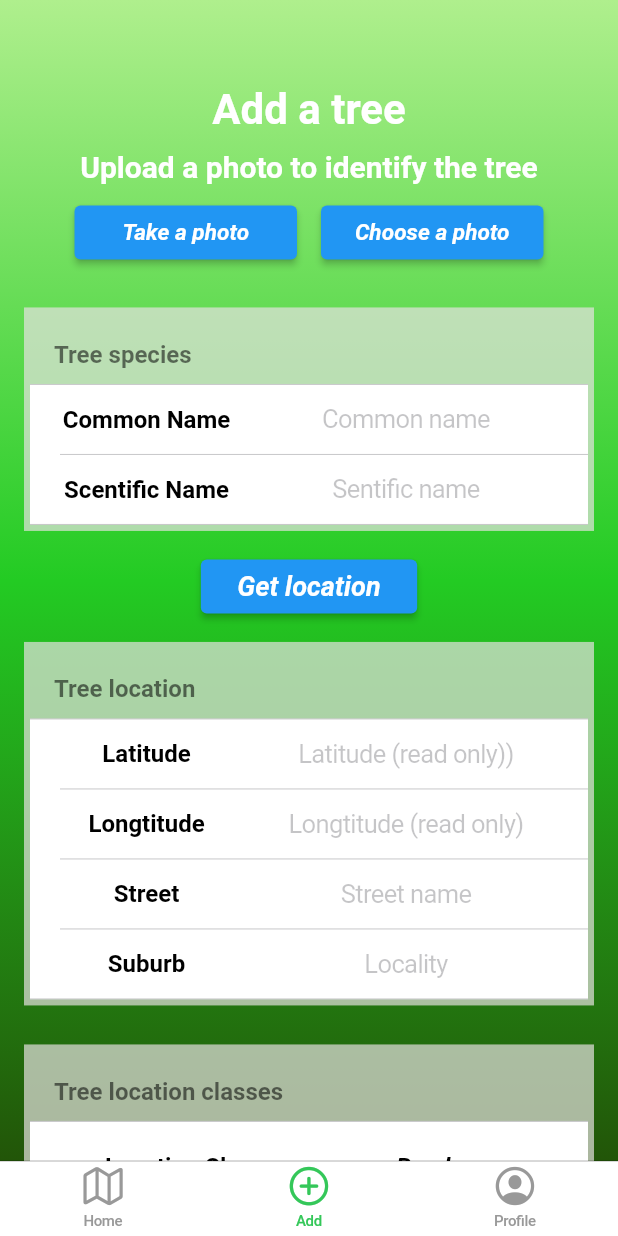
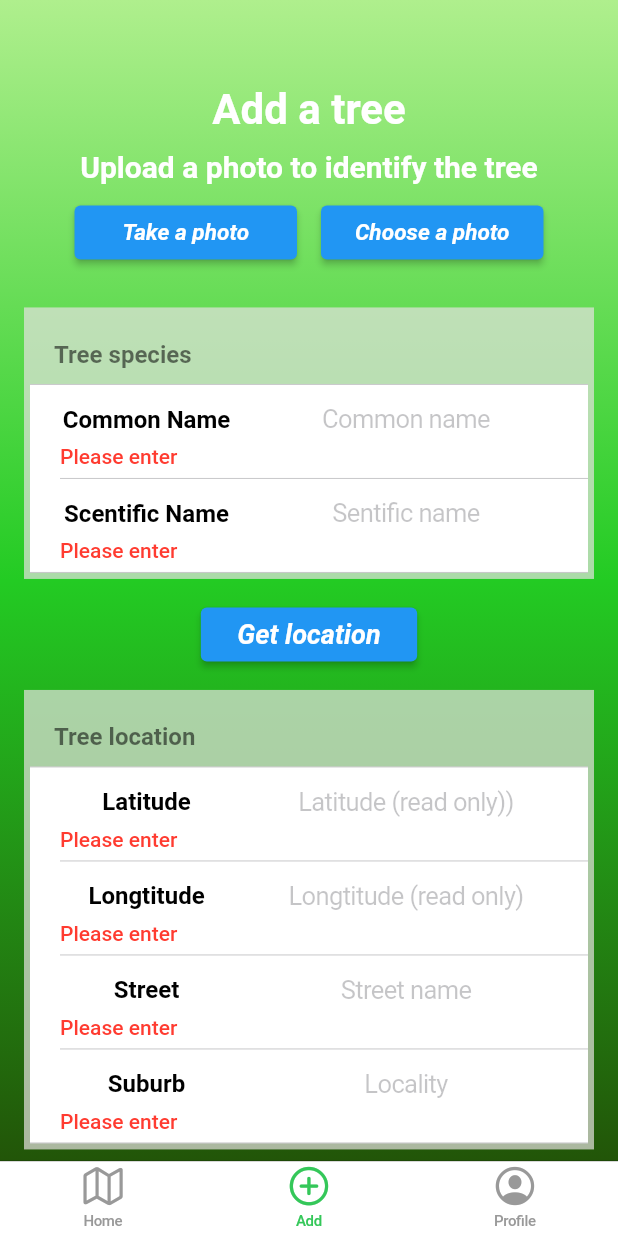
Before and after one commit to billzhao1030/Urban-Forest, a Flutter app: the HomeScreen screen opened directly, on a phone screen of 412 x 824 dp. Run offline on Flutter 3.47's test engine with Material 2 defaults, Android fonts, the phone set to English and light mode, and no system bars; our stand-ins replace animated_splash_screen, camera, cloud_firestore, firebase_auth, firebase_core, flutter_map and 6 more; accounts and stored records are empty.

Commit message:
fix some warnings

```diff
--- a/lib/provider/form_request.dart
+++ b/lib/provider/form_request.dart
@@ -1,3 +1,5 @@
+// ignore_for_file: non_constant_identifier_names
+
 class TreeRequest {
   // request type and attribute
   bool isAdd = true;
--- a/lib/reusable_widgets/reusable_methods.dart
+++ b/lib/reusable_widgets/reusable_methods.dart
@@ -1,3 +1,5 @@
+import 'dart:developer';
+
 import 'package:flutter/material.dart';
 import 'package:urban_forest/reusable_widgets/reusable_wiget.dart';
 
@@ -39,7 +41,24 @@ void showError(BuildContext context, String message, double paddingBottom) {
   try {
     ScaffoldMessenger.of(context).showSnackBar(snackBarHint(message, b: paddingBottom));
   } catch(e) {
-    print(e.toString());
+    log(e.toString());
   }
+}
 
+// the form text in cupertino
+DefaultTextStyle formText(String text, {
+  double fontsize = 20,
+  FontStyle fontStyle = FontStyle.normal,
+  Color fontColor = Colors.white
+  }) {
+  return DefaultTextStyle(
+    textAlign: TextAlign.center,
+    style: TextStyle(
+      color: fontColor,
+      fontSize: fontsize,
+      fontWeight: FontWeight.bold,
+      fontStyle: fontStyle,
+    ),
+    child: Text(text),
+  );
 }
--- a/lib/utils/string_validate.dart
+++ b/lib/utils/string_validate.dart
@@ -1,3 +1,5 @@
+
+// ignore_for_file: non_constant_identifier_names
 
 // extension of regex expression match
 extension ValidateString on String {
--- a/lib/view/main_function/home_screen.dart
+++ b/lib/view/main_function/home_screen.dart
@@ -1,11 +1,8 @@
-import 'dart:async';
 
 import 'package:firebase_auth/firebase_auth.dart';
 import 'package:flutter/cupertino.dart';
 import 'package:flutter/material.dart';
 import 'package:urban_forest/provider/user.dart';
-import 'package:urban_forest/reusable_widgets/reusable_methods.dart';
-import 'package:urban_forest/utils/debug_format.dart';
 import 'package:urban_forest/utils/reference.dart';
 import 'package:urban_forest/view/account/sign_in.dart';
 import 'package:urban_forest/view/main_function/tree_form.dart/add_tree.dart';
--- a/lib/view/main_function/tree_form.dart/add_tree.dart
+++ b/lib/view/main_function/tree_form.dart/add_tree.dart
@@ -1,5 +1,4 @@
 import 'dart:convert';
-import 'dart:developer';
 
 import 'package:camera/camera.dart';
 import 'package:flutter/cupertino.dart';
@@ -8,17 +7,14 @@ import 'package:flutter/material.dart';
 import 'package:http/http.dart';
 import 'package:image_picker/image_picker.dart';
 import 'package:urban_forest/provider/ai_response.dart';
-import 'package:urban_forest/provider/form_request.dart';
 import 'package:urban_forest/reusable_widgets/reusable_methods.dart';
 import 'package:urban_forest/utils/debug_format.dart';
 
 import 'package:geolocator/geolocator.dart';
 import 'package:geocoding/geocoding.dart';
 import 'package:urban_forest/view/main_function/take_picture.dart';
-import 'package:urban_forest/view/main_function/tree_form.dart/confirm_submission.dart';
 import 'package:urban_forest/view_model/form_validation.dart';
 
-import '../../../utils/color_utils.dart';
 import '../../../utils/reference.dart';
 
 class AddTree extends StatefulWidget {
@@ -391,6 +387,7 @@ class _AddTreeState extends State<AddTree> {
                 textAlign: TextAlign.center,
                 keyboardType: TextInputType.number,
                 maxLength: 6,
+                autovalidateMode: AutovalidateMode.always,
                 validator: (value) {
                   return validateAssetID(value);
                 },
@@ -416,9 +413,9 @@ class _AddTreeState extends State<AddTree> {
               )),
             margin: const EdgeInsets.all(4.0),
             children: [
-              treeScaleFormRow("Height", "Tree height (e.g. 3.5)", _treeHeightTextController),
-              treeScaleFormRow("Width", "Tree width (e.g. 2.7)", _treeWidthTextController),
-              treeScaleFormRow("Length", "Tree length (e.g. 1.5)", _treeLengthTextController),
+              treeScale("Height", "Tree height (e.g. 3.5)", _treeHeightTextController),
+              treeScale("Width", "Tree width (e.g. 2.7)", _treeWidthTextController),
+              treeScale("Length", "Tree length (e.g. 1.5)", _treeLengthTextController),
             ],
           ),
         ),
@@ -435,8 +432,8 @@ class _AddTreeState extends State<AddTree> {
             ),
             margin: const EdgeInsets.all(4.0),
             children: [
-              treeCommentFormRow("Condition", "", _conditionController, maxLines: 2),
-              treeCommentFormRow("Comments", "", _commentController, maxLines: 5),
+              treeComment("Condition", "", _conditionController, maxLines: 2),
+              treeComment("Comments", "", _commentController, maxLines: 3),
             ],
           ),
         ),
@@ -448,7 +445,7 @@ class _AddTreeState extends State<AddTree> {
           child: ElevatedButton(
             onPressed: () {
               if (_formKey.currentState!.validate()) {
-                TreeRequest request = TreeRequest();
+                processForm();
 
                 // Navigator.push(
                 //   context,
@@ -494,7 +491,7 @@ class _AddTreeState extends State<AddTree> {
     );
   }
 
-  // tree address row
+  // tree species row
   CupertinoTextFormFieldRow treeSpecies(String prefix, String placeHolder, TextEditingController _controller) {
     return CupertinoTextFormFieldRow(
       controller: _controller,
@@ -513,6 +510,7 @@ class _AddTreeState extends State<AddTree> {
       textAlignVertical: TextAlignVertical.center,
       keyboardType: TextInputType.streetAddress,
       maxLength: 40,
+      autovalidateMode: AutovalidateMode.always,
       validator: (value) {
         return validateSpecies(value);
       },
@@ -538,6 +536,7 @@ class _AddTreeState extends State<AddTree> {
       textAlignVertical: TextAlignVertical.center,
       keyboardType: TextInputType.streetAddress,
       maxLength: 40,
+      autovalidateMode: AutovalidateMode.always,
       validator: (value) {
         return validateAddress(value);
       },
@@ -562,6 +561,7 @@ class _AddTreeState extends State<AddTree> {
       keyboardType: TextInputType.number,
       maxLength: 11,
       readOnly: true,
+      autovalidateMode: AutovalidateMode.always,
       validator: (value) {
         return validateGPS(value);
       },
@@ -569,7 +569,7 @@ class _AddTreeState extends State<AddTree> {
   }
 
   // form row of tree comments
-  CupertinoTextFormFieldRow treeCommentFormRow(String prefix, String placeHolder, TextEditingController _controller, {int maxLines = 4}) {
+  CupertinoTextFormFieldRow treeComment(String prefix, String placeHolder, TextEditingController _controller, {int maxLines = 3}) {
     return CupertinoTextFormFieldRow(
       controller: _controller,
       prefix: SizedBox(
@@ -590,7 +590,7 @@ class _AddTreeState extends State<AddTree> {
   }
 
   // form row of tree scale: height, width, length, area(read only)
-  CupertinoTextFormFieldRow treeScaleFormRow(String prefix, String placeHolder, TextEditingController _controller, {bool readOnly = false}) {
+  CupertinoTextFormFieldRow treeScale(String prefix, String placeHolder, TextEditingController _controller, {bool readOnly = false}) {
     return CupertinoTextFormFieldRow(
       controller: _controller,
       prefix: SizedBox(
@@ -607,10 +607,19 @@ class _AddTreeState extends State<AddTree> {
       keyboardType: TextInputType.number,
       maxLength: 4,
       readOnly: readOnly,
+      autovalidateMode: AutovalidateMode.always,
       validator: (value) {
         return validateScale(value);
       }
     );
+  }
+
+
+  // process the form data
+  processForm() {
+    //TreeRequest request = TreeRequest();
+
+
   }
 
   // get image from gallery
@@ -661,6 +670,7 @@ class _AddTreeState extends State<AddTree> {
     processResponse(await http.Response.fromStream(response));
   }
 
+  // process image recognition
   processResponse(http.Response response) {
     var json = jsonDecode(response.body);
 
@@ -668,7 +678,7 @@ class _AddTreeState extends State<AddTree> {
     if (!badImage) {
       AIResponse predict = AIResponse.fromJson(json);
       predict.todebug();
-      if (predict.accuracyList[0] >= 25) {
+      if (predict.accuracyList[0] >= 20) {
         setState(() {
           // set the predict string
           // var commonNames = "";
@@ -702,21 +712,4 @@ class _AddTreeState extends State<AddTree> {
     });
   }
 
-  // the form text in cupertino
-  DefaultTextStyle formText(String text, {
-    double fontsize = 20,
-    FontStyle fontStyle = FontStyle.normal,
-    Color fontColor = Colors.white
-    }) {
-    return DefaultTextStyle(
-      textAlign: TextAlign.center,
-      style: TextStyle(
-        color: fontColor,
-        fontSize: fontsize,
-        fontWeight: FontWeight.bold,
-        fontStyle: fontStyle,
-      ),
-      child: Text(text),
-    );
-  }
 }
--- a/lib/view/main_function/tree_form.dart/confirm_submission.dart
+++ b/lib/view/main_function/tree_form.dart/confirm_submission.dart
@@ -1,10 +1,9 @@
 import 'package:flutter/cupertino.dart';
-import 'package:urban_forest/provider/form_request.dart';
 import 'package:urban_forest/reusable_widgets/reusable_methods.dart';
 
 class ConfirmSubmit extends StatefulWidget {
-  const ConfirmSubmit({ Key? key, this.TreeRequest }) : super(key: key);
-  final TreeRequest;
+  const ConfirmSubmit({ Key? key, required this.treeRequest }) : super(key: key);
+  final treeRequest;
 
   @override
   State<ConfirmSubmit> createState() => _ConfirmSubmitState();
```
Also changed, not shown: lib/main.dart (+3 -5 lines), lib/view/main_function/profile/edit_account.dart (+2 -5 lines), lib/view/main_function/profile/profile.dart (+2 -5 lines), lib/view/main_function/tree_map_arcgis.dart (+11 -15 lines), lib/view_model/image_recognition.dart (deleted, +0 -167 lines).
